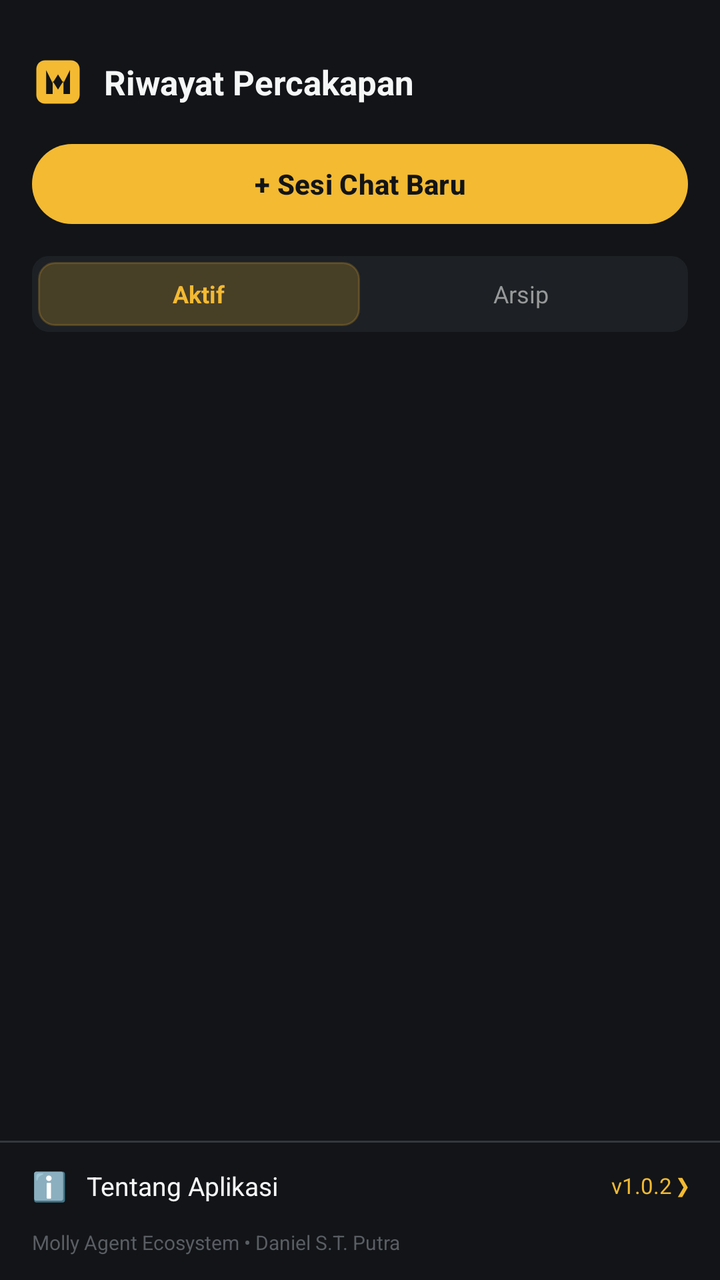
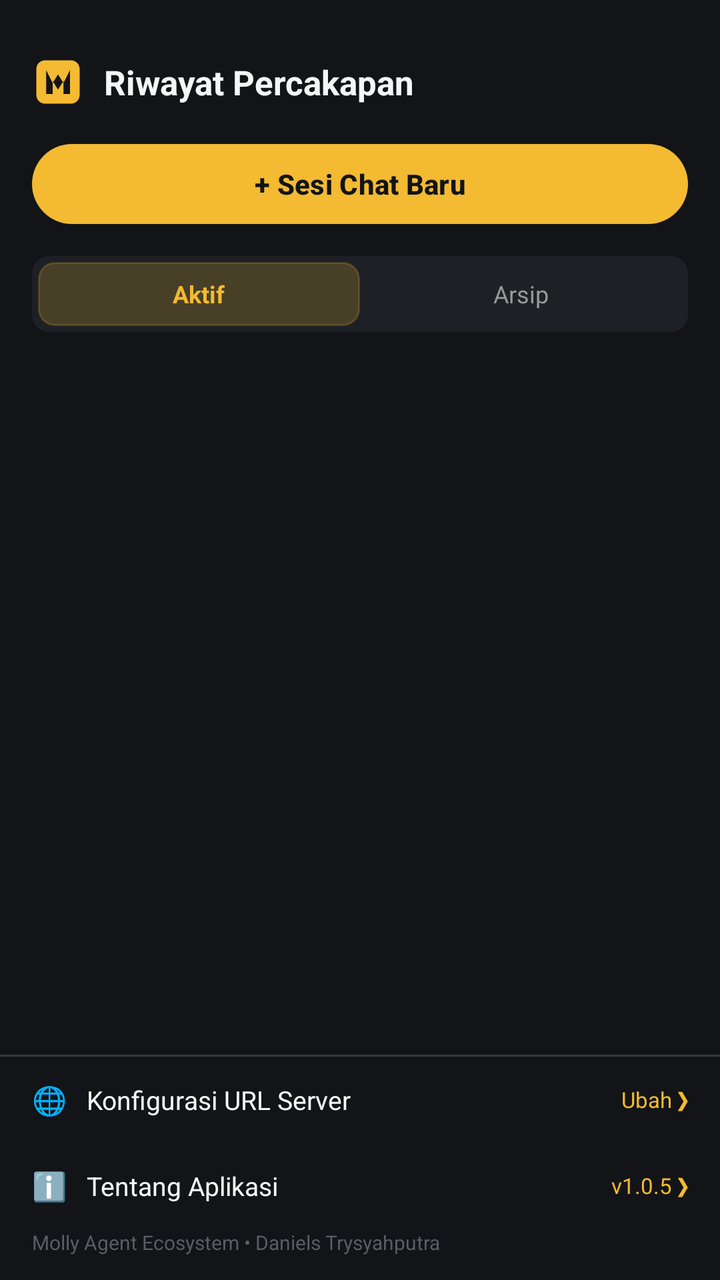

Before-and-after screenshots of an Android layout around one commit, followed by the original layout XML and the change that was made.
<!-- AndroidManifest.xml: application theme Theme.MollyAgent -->
<!-- res/layout/layout_session_drawer.xml -->
<?xml version="1.0" encoding="utf-8"?>
<LinearLayout xmlns:android="http://schemas.android.com/apk/res/android"
    xmlns:app="http://schemas.android.com/apk/res-auto"
    android:layout_width="300dp"
    android:layout_height="match_parent"
    android:layout_gravity="start"
    android:background="@color/bg_dark"
    android:clickable="true"
    android:focusable="true"
    android:orientation="vertical"
    android:paddingTop="28dp">

    
    <LinearLayout
        android:layout_width="match_parent"
        android:layout_height="wrap_content"
        android:gravity="center_vertical"
        android:orientation="horizontal"
        android:paddingHorizontal="16dp"
        android:paddingBottom="14dp">

        <ImageView
            android:layout_width="26dp"
            android:layout_height="26dp"
            android:contentDescription="Molly"
            android:src="@drawable/ic_molly_logo" />

        <TextView
            android:layout_width="0dp"
            android:layout_height="wrap_content"
            android:layout_marginStart="10dp"
            android:layout_weight="1"
            android:text="Riwayat Percakapan"
            android:textColor="@color/text_white"
            android:textSize="17sp"
            android:textStyle="bold" />
    </LinearLayout>

    
    <com.google.android.material.button.MaterialButton
        android:id="@+id/btnDrawerNewSession"
        android:layout_width="match_parent"
        android:layout_height="48dp"
        android:layout_marginHorizontal="16dp"
        android:layout_marginBottom="12dp"
        android:text="+ Sesi Chat Baru"
        android:textColor="#121417"
        android:textSize="14sp"
        android:textStyle="bold"
        app:backgroundTint="@color/primary_gold"
        app:cornerRadius="24dp" />

    
    <LinearLayout
        android:layout_width="match_parent"
        android:layout_height="wrap_content"
        android:layout_marginHorizontal="16dp"
        android:layout_marginBottom="10dp"
        android:background="@drawable/bg_action_pill"
        android:backgroundTint="@color/card_dark"
        android:orientation="horizontal"
        android:padding="3dp">

        <TextView
            android:id="@+id/tabActiveSessions"
            android:layout_width="0dp"
            android:layout_height="32dp"
            android:layout_weight="1"
            android:background="@drawable/bg_action_pill"
            android:backgroundTint="#33F3BA32"
            android:gravity="center"
            android:text="Aktif"
            android:textColor="@color/primary_gold"
            android:textSize="12sp"
            android:textStyle="bold" />

        <TextView
            android:id="@+id/tabArchivedSessions"
            android:layout_width="0dp"
            android:layout_height="32dp"
            android:layout_weight="1"
            android:background="@android:color/transparent"
            android:gravity="center"
            android:text="Arsip"
            android:textColor="@color/text_muted"
            android:textSize="12sp" />
    </LinearLayout>

    
    <androidx.recyclerview.widget.RecyclerView
        android:id="@+id/rvDrawerSessions"
        android:layout_width="match_parent"
        android:layout_height="0dp"
        android:layout_weight="1"
        android:clipToPadding="false"
        android:paddingVertical="4dp" />

    
    <TextView
        android:id="@+id/tvEmptySessions"
        android:layout_width="match_parent"
        android:layout_height="wrap_content"
        android:layout_marginTop="32dp"
        android:gravity="center"
        android:text="Belum ada sesi percakapan"
        android:textColor="@color/text_muted"
        android:textSize="13sp"
        android:visibility="gone" />

    
    <View
        android:layout_width="match_parent"
        android:layout_height="1dp"
        android:background="@color/border_dark" />

    
    <LinearLayout
        android:id="@+id/btnDrawerAbout"
        android:layout_width="match_parent"
        android:layout_height="wrap_content"
        android:background="?selectableItemBackground"
        android:clickable="true"
        android:focusable="true"
        android:gravity="center_vertical"
        android:orientation="horizontal"
        android:paddingHorizontal="16dp"
        android:paddingVertical="12dp">

        <TextView
            android:layout_width="wrap_content"
            android:layout_height="wrap_content"
            android:text="ℹ️"
            android:textSize="14sp" />

        <TextView
            android:layout_width="0dp"
            android:layout_height="wrap_content"
            android:layout_marginStart="10dp"
            android:layout_weight="1"
            android:text="Tentang Aplikasi"
            android:textColor="@color/text_white"
            android:textSize="13sp" />

        <TextView
            android:layout_width="wrap_content"
            android:layout_height="wrap_content"
            android:text="v1.0.2 ❯"
            android:textColor="@color/primary_gold"
            android:textSize="11sp" />
    </LinearLayout>

    <TextView
        android:id="@+id/tvDrawerFooter"
        android:layout_width="match_parent"
        android:layout_height="wrap_content"
        android:paddingHorizontal="16dp"
        android:paddingBottom="12dp"
        android:text="Molly Agent Ecosystem • Daniel S.T. Putra"
        android:textColor="#5A5E64"
        android:textSize="10sp" />

</LinearLayout>
<!-- resources referenced by this layout -->
<resources>
  <color name="bg_dark">#121417</color>
  <color name="border_dark">#34383D</color>
  <color name="card_dark">#1D2024</color>
  <color name="primary_gold">#F3BA32</color>
  <color name="text_muted">#979999</color>
  <color name="text_white">#F5F7F7</color>
  <!-- drawable bg_action_pill (drawable) -->
  <?xml version="1.0" encoding="utf-8"?>
  <shape xmlns:android="http://schemas.android.com/apk/res/android"
      android:shape="rectangle">
      <solid android:color="#242830" />
      <stroke
          android:width="1dp"
          android:color="#363C48" />
      <corners android:radius="8dp" />
      <padding
          android:bottom="5dp"
          android:left="9dp"
          android:right="9dp"
          android:top="5dp" />
  </shape>
  <!-- drawable ic_molly_logo (drawable) -->
  <vector xmlns:android="http://schemas.android.com/apk/res/android"
      android:width="96dp"
      android:height="96dp"
      android:viewportWidth="96"
      android:viewportHeight="96">
      
      <path
          android:fillColor="#F3BA32"
          android:pathData="M24,8 L72,8 C80.8,8 88,15.2 88,24 L88,72 C88,80.8 80.8,88 72,88 L24,88 C15.2,88 8,80.8 8,72 L8,24 C8,15.2 15.2,8 24,8 Z" />
      
      <path
          android:fillColor="#121417"
          android:pathData="M26,70 L26,26 L38,50 L48,34 L58,50 L70,26 L70,70 L58,70 L58,46 L48,62 L38,46 L38,70 Z" />
  </vector>
  <style name="Theme.MollyAgent" parent="Theme.Material3.Dark.NoActionBar">
          <item name="colorPrimary">@color/primary_gold</item>
          <item name="colorPrimaryDark">@color/primary_gold_dark</item>
          <item name="colorSecondary">@color/primary_gold</item>
          <item name="android:windowBackground">@color/bg_dark</item>
          <item name="android:statusBarColor">@color/bg_dark</item>
          <item name="android:navigationBarColor">@color/bg_dark</item>
      </style>
  <color name="primary_gold_dark">#E2AB28</color>
</resources>

<!-- the commit's change to res/layout/layout_session_drawer.xml (unified diff, before → after) -->
@@ -115,6 +115,43 @@
 
     
     <LinearLayout
+        android:id="@+id/btnDrawerServerConfig"
+        android:layout_width="match_parent"
+        android:layout_height="wrap_content"
+        android:background="?selectableItemBackground"
+        android:clickable="true"
+        android:focusable="true"
+        android:gravity="center_vertical"
+        android:orientation="horizontal"
+        android:paddingHorizontal="16dp"
+        android:paddingVertical="12dp">
+
+        <TextView
+            android:layout_width="wrap_content"
+            android:layout_height="wrap_content"
+            android:text="🌐"
+            android:textSize="14sp" />
+
+        <TextView
+            android:layout_width="0dp"
+            android:layout_height="wrap_content"
+            android:layout_marginStart="10dp"
+            android:layout_weight="1"
+            android:text="Konfigurasi URL Server"
+            android:textColor="@color/text_white"
+            android:textSize="13sp" />
+
+        <TextView
+            android:id="@+id/tvDrawerServerBadge"
+            android:layout_width="wrap_content"
+            android:layout_height="wrap_content"
+            android:text="Ubah ❯"
+            android:textColor="@color/primary_gold"
+            android:textSize="11sp" />
+    </LinearLayout>
+
+    
+    <LinearLayout
         android:id="@+id/btnDrawerAbout"
         android:layout_width="match_parent"
         android:layout_height="wrap_content"
@@ -144,7 +181,7 @@
         <TextView
             android:layout_width="wrap_content"
             android:layout_height="wrap_content"
-            android:text="v1.0.2 ❯"
+            android:text="v1.0.5 ❯"
             android:textColor="@color/primary_gold"
             android:textSize="11sp" />
     </LinearLayout>
@@ -155,7 +192,7 @@
         android:layout_height="wrap_content"
         android:paddingHorizontal="16dp"
         android:paddingBottom="12dp"
-        android:text="Molly Agent Ecosystem • Daniel S.T. Putra"
+        android:text="Molly Agent Ecosystem • Daniels Trysyahputra"
         android:textColor="#5A5E64"
         android:textSize="10sp" />
 
